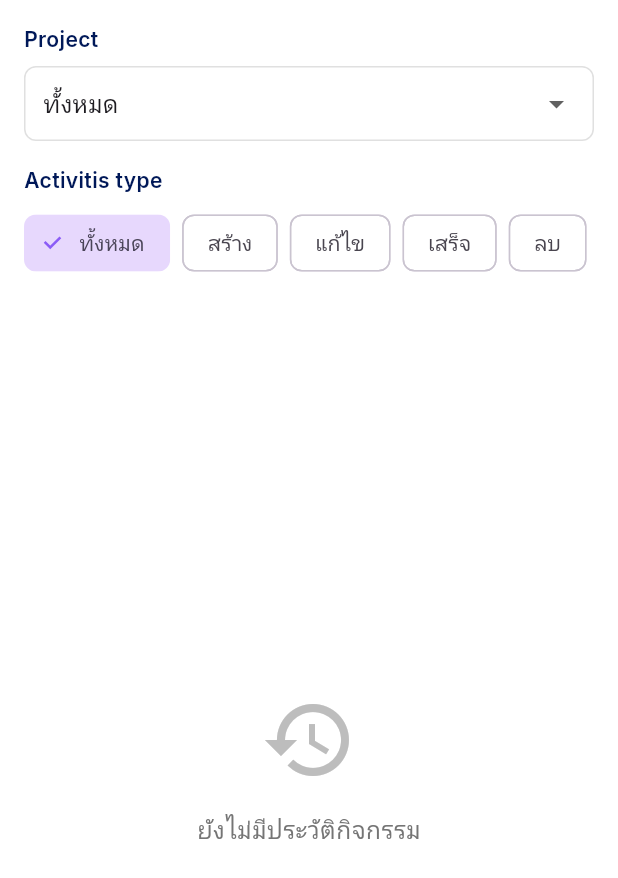
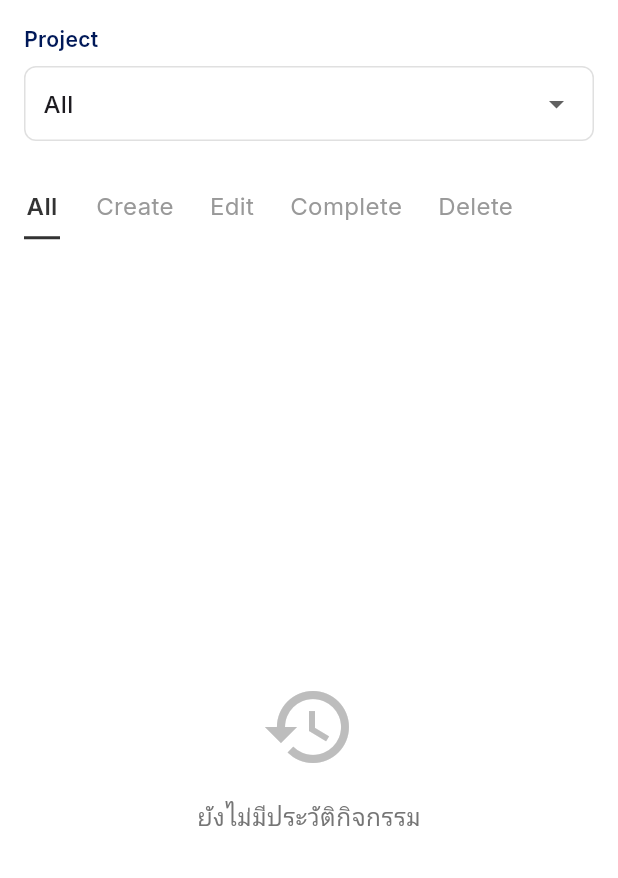
Before and after one commit to MarkCnw/PlanMate, a Flutter app: the HistoryScreen screen opened directly, on a phone screen of 412 x 824 dp. Shown: the top 878 px of the screen. Run offline on Flutter 3.47's test engine with Material 3 defaults, Android fonts, the phone set to English and light mode, and no system bars; our stand-ins replace cloud_firestore, firebase_auth, firebase_core, fl_chart, flutter_svg, font_awesome_flutter and 4 more; accounts and stored records are empty.

Commit message:
refactor: Update display names in ActivityType enum and modify welcome message in HeaderSection

```diff
--- a/planmate/lib/History/Models/activity_history_model.dart
+++ b/planmate/lib/History/Models/activity_history_model.dart
@@ -9,13 +9,13 @@ enum ActivityType {
   String get displayName {
     switch (this) {
       case ActivityType.create:
-        return 'สร้าง';
+        return 'Create';
       case ActivityType.update:
-        return 'แก้ไข';
+        return 'Edit';
       case ActivityType.complete:
-        return 'เสร็จ';
+        return 'Complete';
       case ActivityType.delete:
-        return 'ลบ';
+        return 'Delete';
     }
   }
 
--- a/planmate/lib/History/Widgets/history_filter_bar.dart
+++ b/planmate/lib/History/Widgets/history_filter_bar.dart
@@ -11,11 +11,11 @@ class HistoryFilterBar extends StatelessWidget {
   Widget build(BuildContext context) {
     return Container(
       padding: const EdgeInsets.all(16),
-      color: Colors.white, // ✅ ใช้ color แทน decoration
+      color: Colors.white,
       child: Column(
         crossAxisAlignment: CrossAxisAlignment.start,
         children: [
-          // Activity Type Filters
+          // Project Filter
           const Text(
             'Project',
             style: TextStyle(
@@ -33,7 +33,7 @@ class HistoryFilterBar extends StatelessWidget {
                 width: double.infinity,
                 padding: const EdgeInsets.symmetric(horizontal: 12),
                 decoration: BoxDecoration(
-                  color: Colors.white, // ✅ เพิ่มพื้นหลังสีขาว
+                  color: Colors.white,
                   border: Border.all(color: Colors.grey[300]!),
                   borderRadius: BorderRadius.circular(8),
                 ),
@@ -42,15 +42,14 @@ class HistoryFilterBar extends StatelessWidget {
                     value: historyProvider.selectedProjectId,
                     hint: const Text('เลือกโปรเจกต์'),
                     isExpanded: true,
-                    dropdownColor:
-                        Colors.white, // ✅ เพิ่มสีพื้นหลัง dropdown
+                    dropdownColor: Colors.white,
                     onChanged: (value) {
                       historyProvider.setProjectFilter(value);
                     },
                     items: [
                       const DropdownMenuItem<String>(
                         value: null,
-                        child: Text('ทั้งหมด'),
+                        child: Text('All'),
                       ),
                       ...projects.map((project) {
                         return DropdownMenuItem<String>(
@@ -67,73 +66,39 @@ class HistoryFilterBar extends StatelessWidget {
 
           const SizedBox(height: 16),
 
-          // Project Filter
-          const Text(
-            'Activitis type',
-            style: TextStyle(
-              fontSize: 14,
-              fontWeight: FontWeight.w600,
-              color: Color(0xFF001858),
-            ),
-          ),
+          // Activity Type Filters - Underline Tab Style
           const SizedBox(height: 8),
           Consumer<HistoryProvider>(
             builder: (context, historyProvider, child) {
-              return Wrap(
-                spacing: 8,
-                children: [
-                  // All filter
-                  FilterChip(
-                    label: const Text('ทั้งหมด'),
-                    selected: historyProvider.selectedFilter == null,
-                    onSelected: (selected) {
-                      if (selected) {
-                        historyProvider.setFilter(null);
-                      }
-                    },
-                    selectedColor: const Color(
-                      0xFF8B5CF6,
-                    ).withOpacity(0.2),
-                    checkmarkColor: const Color(0xFF8B5CF6),
-                    backgroundColor: Colors.white, // ✅ เพิ่มพื้นหลังสีขาว
-                  ),
-                  // Activity type filters
-                  ...ActivityType.values.map((type) {
-                    return FilterChip(
-                      label: Text(type.displayName),
-                      selected: historyProvider.selectedFilter == type,
-                      onSelected: (selected) {
-                        historyProvider.setFilter(selected ? type : null);
-                      },
-                      selectedColor: _getTypeColor(type).withOpacity(0.2),
-                      checkmarkColor: _getTypeColor(type),
-                      backgroundColor:
-                          Colors.white, // ✅ เพิ่มพื้นหลังสีขาว
-                    );
-                  }).toList(),
-                ],
-              );
-            },
-          ),
+              return Container(
+                height: 50,
+                child: Row(
+                  children: [
+                    // All tab
+                    _buildUnderlineTab(
+                      text: 'All',
+                      isSelected: historyProvider.selectedFilter == null,
+                      onTap: () => historyProvider.setFilter(null),
+                    ),
 
-          // Clear filters button
-          Consumer<HistoryProvider>(
-            builder: (context, historyProvider, child) {
-              if (historyProvider.selectedFilter == null &&
-                  historyProvider.selectedProjectId == null) {
-                return const SizedBox.shrink();
-              }
-
-              return Padding(
-                padding: const EdgeInsets.only(top: 12),
-                child: TextButton.icon(
-                  onPressed: historyProvider.clearFilters,
-                  icon: const Icon(Icons.clear, size: 16),
-                  label: const Text('ล้างตัวกรอง'),
-                  style: TextButton.styleFrom(
-                    foregroundColor: const Color(0xFF8B5CF6),
-                    backgroundColor: Colors.white, // ✅ เพิ่มพื้นหลังสีขาว
-                  ),
+                    const SizedBox(width: 24),
+                    // Activity type tabs
+                    ...ActivityType.values.map((type) {
+                      return Padding(
+                        padding: const EdgeInsets.only(right: 24),
+                        child: _buildUnderlineTab(
+                          text: type.displayName,
+                          isSelected:
+                              historyProvider.selectedFilter == type,
+                          onTap: () => historyProvider.setFilter(type),
+                        ),
+                      );
+                    }).toList(),
+                     Divider(
+                       color: Colors.grey[300],
+                       thickness: 1,
+                     ),
+                  ],
                 ),
               );
             },
@@ -143,16 +108,41 @@ class HistoryFilterBar extends StatelessWidget {
     );
   }
 
-  Color _getTypeColor(ActivityType type) {
-    switch (type) {
-      case ActivityType.create:
-        return Colors.green;
-      case ActivityType.update:
-        return Colors.blue;
-      case ActivityType.complete:
-        return Colors.orange;
-      case ActivityType.delete:
-        return Colors.red;
-    }
+  Widget _buildUnderlineTab({
+    required String text,
+    required bool isSelected,
+    required VoidCallback onTap,
+  }) {
+    return GestureDetector(
+      onTap: onTap,
+      child: Container(
+        height: 50,
+        child: Column(
+          mainAxisAlignment: MainAxisAlignment.center,
+          children: [
+            Text(
+              text,
+              style: TextStyle(
+                color:
+                    isSelected
+                        ? const Color(0xFF333333)
+                        : const Color(0xFF999999),
+                fontWeight: isSelected ? FontWeight.w600 : FontWeight.w400,
+                fontSize: 16,
+              ),
+            ),
+            const SizedBox(height: 8),
+            Container(
+              height: 2,
+              width: 24,
+              color:
+                  isSelected
+                      ? const Color(0xFF333333)
+                      : Colors.transparent,
+            ),
+          ],
+        ),
+      ),
+    );
   }
 }
--- a/planmate/lib/Home/Widgets/Header/header_widget.dart
+++ b/planmate/lib/Home/Widgets/Header/header_widget.dart
@@ -30,7 +30,7 @@ class HeaderSection extends StatelessWidget {
               child: Column(
                 crossAxisAlignment: CrossAxisAlignment.start,
                 children: [
-                  const Text('Welcome,', style: TextStyle(color: Color(0xFF172c66))),
+                  const Text('Hello,', style: TextStyle(color: Color(0xFF172c66))),
                   Text(
                     name,
                     style: const TextStyle(
```
